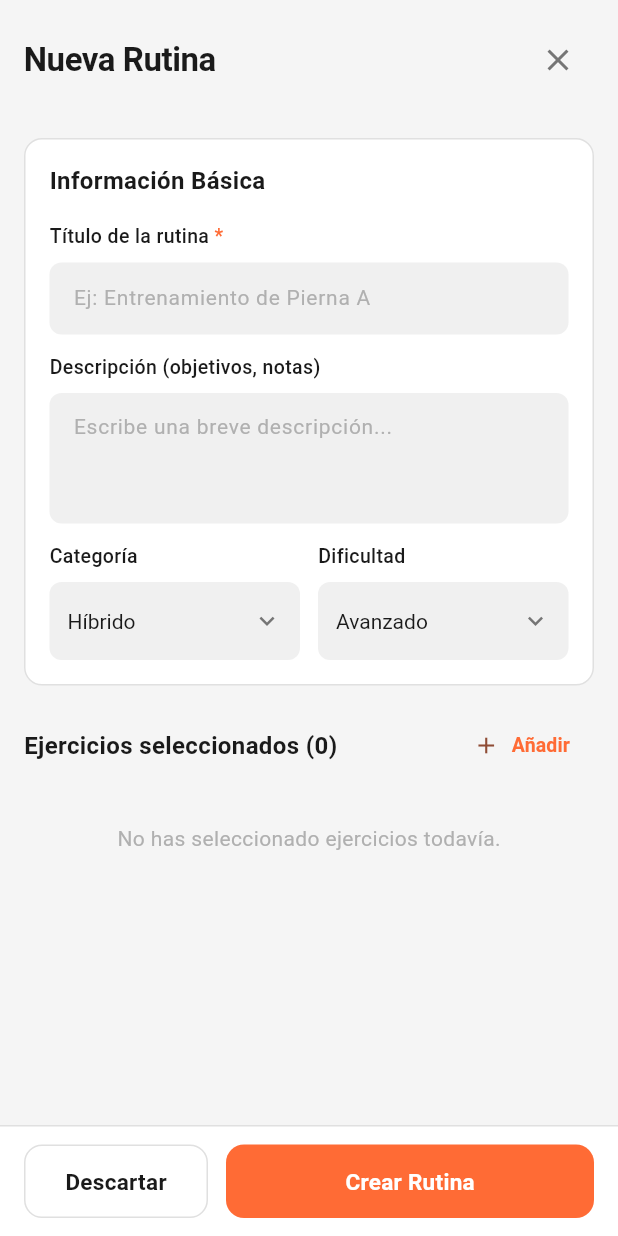
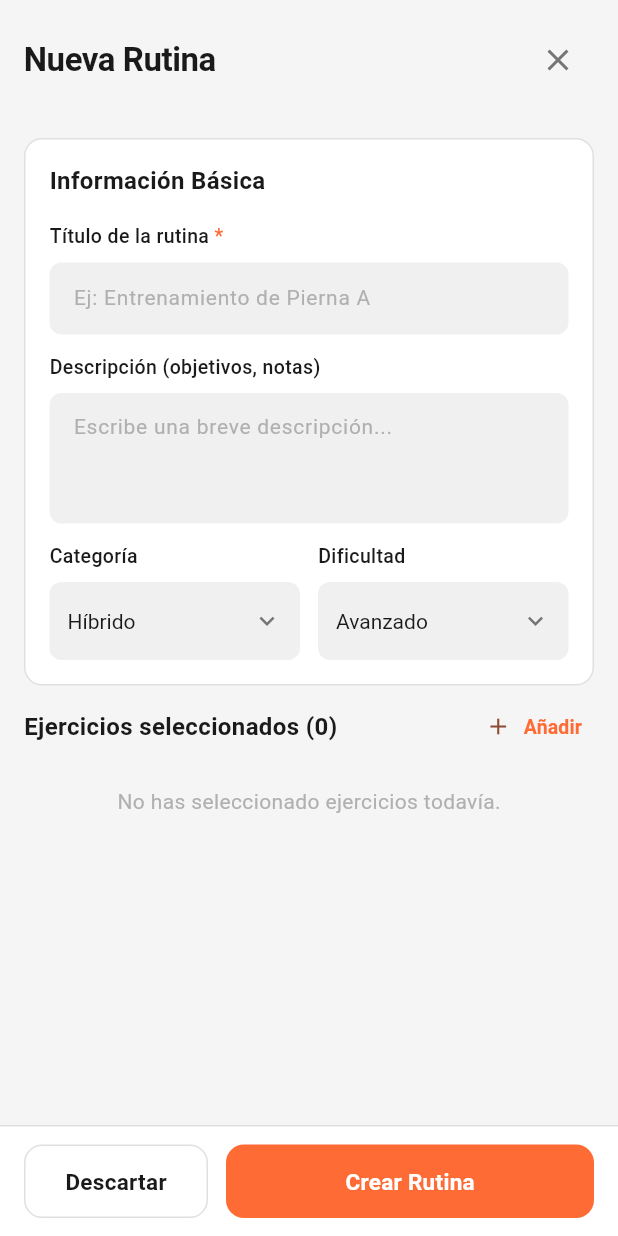
Before and after one commit to dsalazar444/Athletica, a Flutter app: the NewRoutineScreen screen opened directly, on a phone screen of 412 x 824 dp. Run offline on Flutter 3.47's test engine with Material 3 defaults, Android fonts, the phone set to English and light mode, and no system bars; network calls fail.

Commit message:
fix(front): fix layout overflows

```diff
--- a/frontend/lib/views/routine/exercise_tracking_screen.dart
+++ b/frontend/lib/views/routine/exercise_tracking_screen.dart
@@ -139,10 +139,11 @@ class _ExerciseTrackingScreenState extends State<ExerciseTrackingScreen> {
       child: Column(
         crossAxisAlignment: CrossAxisAlignment.start,
         children: [
-          Text(widget.routineExercise.exercise.name, style: AppTextStyles.h2),
+          Text(widget.routineExercise.exercise.name, style: AppTextStyles.h2, overflow: TextOverflow.ellipsis),
           Text(
             '${widget.routineExercise.exercise.primaryMuscleName} • Registra tu progreso',
             style: const TextStyle(fontSize: 12, color: AppColors.textSecondary),
+            overflow: TextOverflow.ellipsis,
           ),
         ],
       ),
--- a/frontend/lib/views/routine/new_routine_view.dart
+++ b/frontend/lib/views/routine/new_routine_view.dart
@@ -305,14 +305,23 @@ class _ExerciseListSection extends StatelessWidget {
         Row(
           mainAxisAlignment: MainAxisAlignment.spaceBetween,
           children: [
-            Text(
-              'Ejercicios seleccionados (${exercises.length})',
-              style: AppTextStyles.sectionTitle,
+            Expanded(
+              child: Text(
+                'Ejercicios seleccionados (${exercises.length})',
+                style: AppTextStyles.sectionTitle,
+                overflow: TextOverflow.ellipsis,
+              ),
             ),
+            const SizedBox(width: 8),
             TextButton.icon(
               onPressed: onAddExercise,
               icon: const Icon(Icons.add, size: 18),
               label: const Text('Añadir', style: AppTextStyles.addExerciseLink),
+              style: TextButton.styleFrom(
+                padding: const EdgeInsets.symmetric(horizontal: 8),
+                minimumSize: Size.zero,
+                tapTargetSize: MaterialTapTargetSize.shrinkWrap,
+              ),
             ),
           ],
         ),
@@ -376,6 +385,7 @@ class _ExerciseListItem extends StatelessWidget {
             child: Text(
               selectedExercise.exercise.name,
               style: AppTextStyles.exerciseName.copyWith(fontSize: 15),
+              overflow: TextOverflow.ellipsis,
             ),
           ),
           IconButton(
```
Also changed, not shown: frontend/lib/views/routine/exercise_detail_screen.dart (+17 -9 lines), frontend/lib/views/routine/routine_detail_screen.dart (+7 -5 lines).
